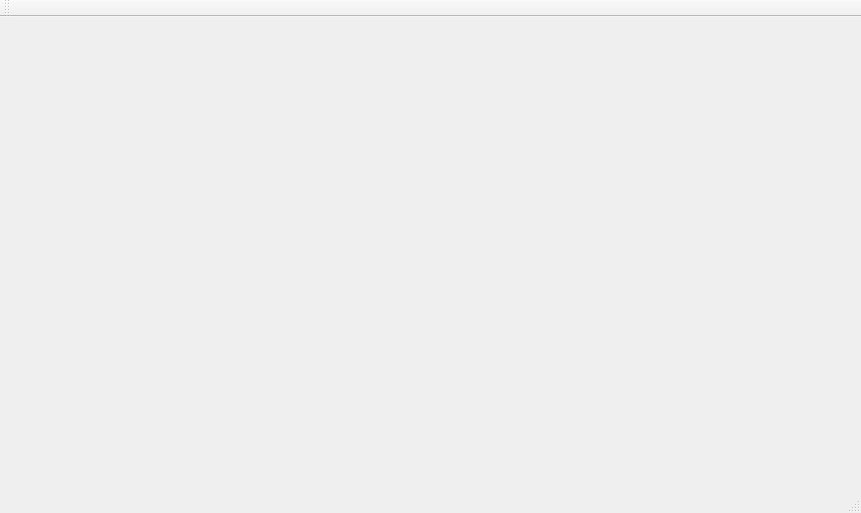
First picture: the form in mainwindow.ui, repository JiuZhouCangLan/QtEnhancedTableDemo, before the edit.
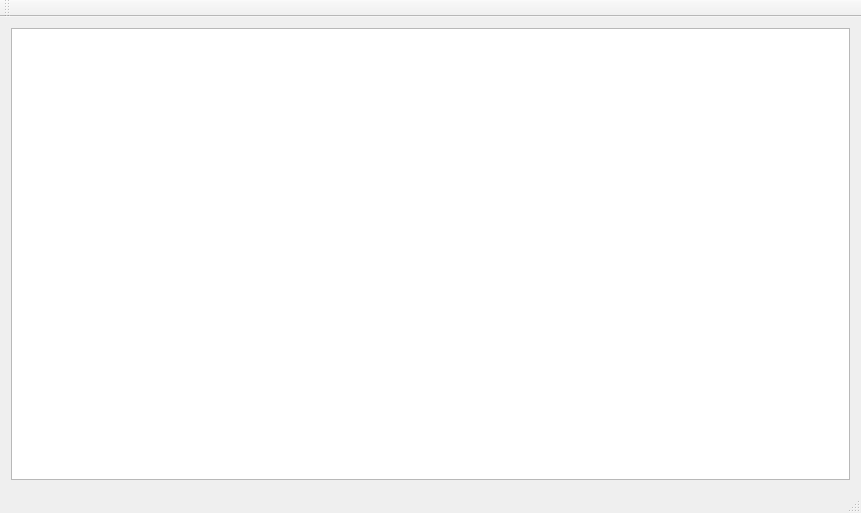
Second picture: the form after the edit. Custom widgets are drawn as their Qt base class.

Diff of the .ui file:
```diff
--- a/mainwindow.ui
+++ b/mainwindow.ui
@@ -14,7 +14,21 @@
    <string>MainWindow</string>
   </property>
   <widget class="QWidget" name="centralWidget">
-   <layout class="QVBoxLayout" name="verticalLayout"/>
+   <layout class="QVBoxLayout" name="verticalLayout">
+    <item>
+     <widget class="EnhancedTableView" name="tableView">
+      <property name="gridStyle">
+       <enum>Qt::DashDotLine</enum>
+      </property>
+      <property name="wordWrap">
+       <bool>false</bool>
+      </property>
+      <attribute name="horizontalHeaderMinimumSectionSize">
+       <number>30</number>
+      </attribute>
+     </widget>
+    </item>
+   </layout>
   </widget>
   <widget class="QMenuBar" name="menuBar">
    <property name="geometry">
@@ -37,6 +51,13 @@
   <widget class="QStatusBar" name="statusBar"/>
  </widget>
  <layoutdefault spacing="6" margin="11"/>
+ <customwidgets>
+  <customwidget>
+   <class>EnhancedTableView</class>
+   <extends>QTableView</extends>
+   <header>enhancedtableview.h</header>
+  </customwidget>
+ </customwidgets>
  <resources/>
  <connections/>
 </ui>
```
